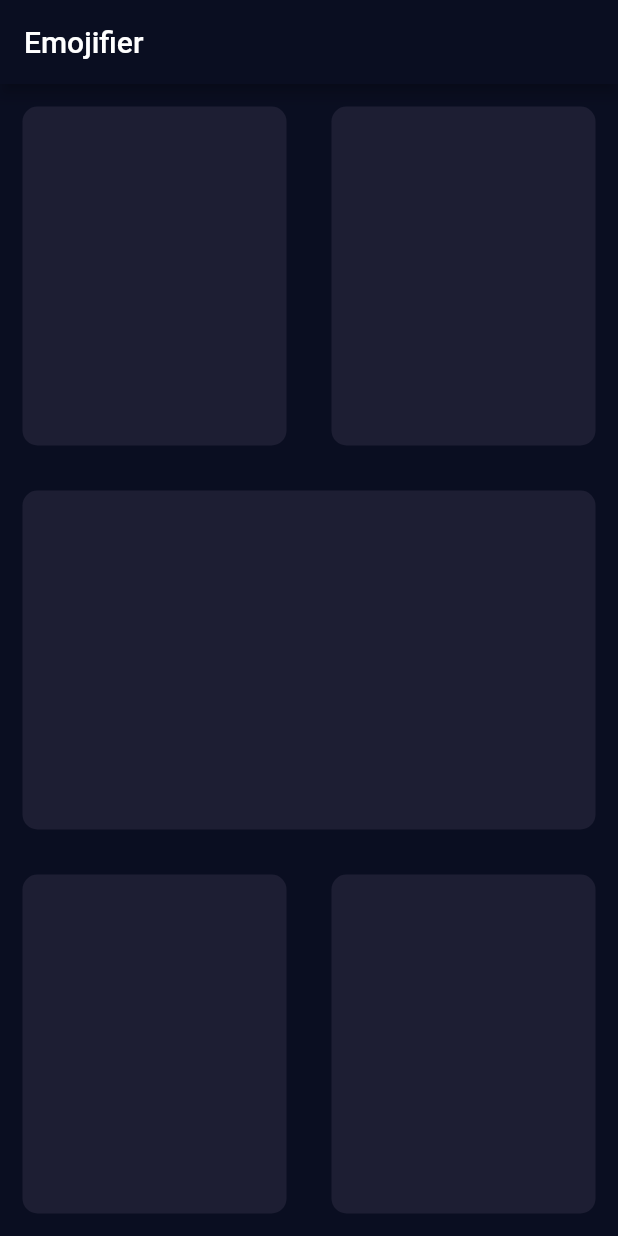
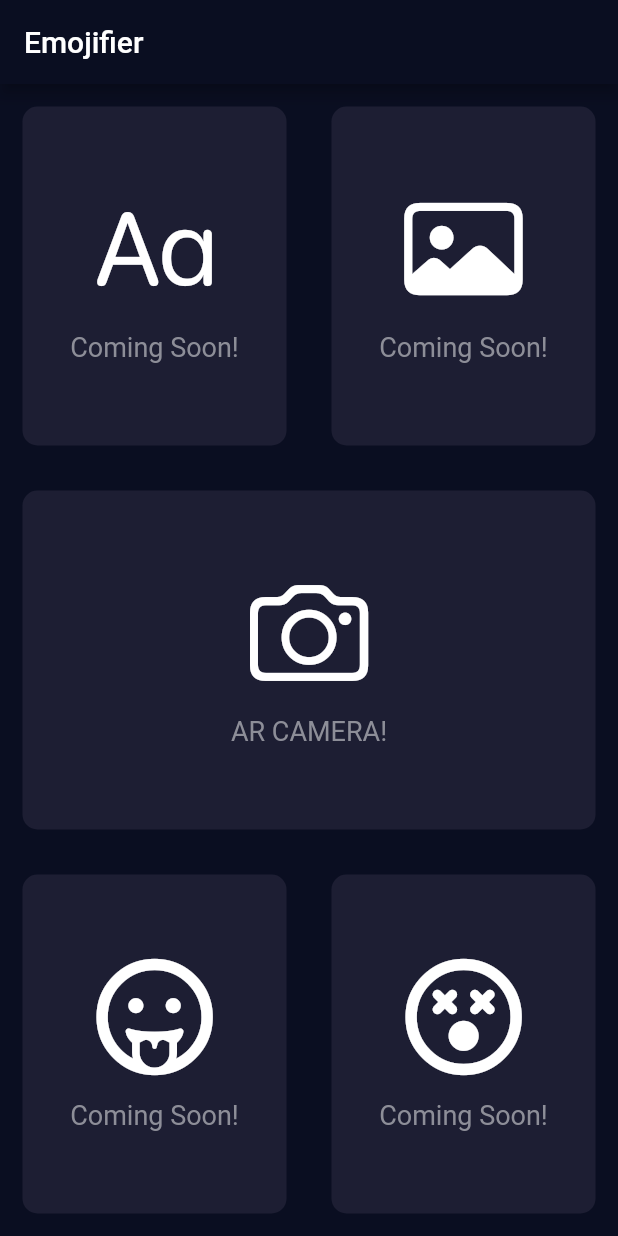
Before and after one commit to vincentho627/Emojifier-App, a Flutter app: the screen it shows after launch, on a phone screen of 412 x 824 dp. Run offline on Flutter 3.47's test engine with Material 2 defaults, Android fonts, the phone set to English and light mode, and no system bars; our stand-ins replace font_awesome_flutter.

Commit message:
added icons to the frontend buttons boosting UX

```diff
--- a/frontend/emojifier/lib/homePage.dart
+++ /dev/null
@@ -1,56 +0,0 @@
-import 'package:flutter/cupertino.dart';
-import 'package:flutter/material.dart';
-
-class HomePage extends StatefulWidget {
-  @override
-  State<StatefulWidget> createState() => _HomePage();
-}
-
-class _HomePage extends State<HomePage> {
-  @override
-  Widget build(BuildContext context) {
-    return Scaffold(
-      appBar: AppBar(
-        title: Text("Emojifier"),
-      ),
-      body: Column(
-        children: [
-          Expanded(
-            child: Row(
-              children: [
-                Expanded(child: ReusableCard()),
-                Expanded(child: ReusableCard())
-              ],
-            ),
-          ),
-          Expanded(
-            child: Row(
-              children: [
-                Expanded(child: ReusableCard()),
-              ],
-            ),
-          ),
-          Expanded(
-            child: Row(
-              children: [
-                Expanded(child: ReusableCard()),
-                Expanded(child: ReusableCard())
-              ],
-            ),
-          )
-        ],
-      ),
-    );
-  }
-}
-
-class ReusableCard extends StatelessWidget {
-  @override
-  Widget build(BuildContext context) {
-    return Container(
-      margin: EdgeInsets.all(15.0),
-      decoration: BoxDecoration(
-          color: Color(0xFF1D1E33), borderRadius: BorderRadius.circular(10.0)),
-    );
-  }
-}
--- /dev/null
+++ b/frontend/emojifier/lib/home_page.dart
@@ -0,0 +1,86 @@
+import 'package:emojifier/icon_content.dart';
+import 'package:emojifier/reusable_card.dart';
+import 'package:flutter/cupertino.dart';
+import 'package:flutter/material.dart';
+import 'package:font_awesome_flutter/font_awesome_flutter.dart';
+
+const primaryColor = Color(0xFF1D1E33);
+const comingSoon = "Coming Soon!";
+
+class HomePage extends StatefulWidget {
+  @override
+  State<StatefulWidget> createState() => _HomePage();
+}
+
+class _HomePage extends State<HomePage> {
+  @override
+  Widget build(BuildContext context) {
+    return Scaffold(
+      appBar: AppBar(
+        title: Text("Emojifier"),
+      ),
+      body: Column(
+        children: [
+          Expanded(
+            child: Row(
+              children: [
+                Expanded(
+                    child: ReusableCard(
+                  color: primaryColor,
+                  icon: IconContent(
+                    icon: CupertinoIcons.textformat_alt,
+                    text: comingSoon,
+                  ),
+                )),
+                Expanded(
+                    child: ReusableCard(
+                  color: primaryColor,
+                  icon: IconContent(
+                    icon: CupertinoIcons.photo,
+                    text: comingSoon,
+                  ),
+                ))
+              ],
+            ),
+          ),
+          Expanded(
+            child: Row(
+              children: [
+                Expanded(
+                    child: ReusableCard(
+                  color: primaryColor,
+                  icon: IconContent(
+                    icon: CupertinoIcons.camera,
+                    text: "AR CAMERA!",
+                  ),
+                )),
+              ],
+            ),
+          ),
+          Expanded(
+            child: Row(
+              children: [
+                Expanded(
+                    child: ReusableCard(
+                  color: primaryColor,
+                  icon: IconContent(
+                    icon: FontAwesomeIcons.grinTongue,
+                    text: comingSoon,
+                  ),
+                )),
+                Expanded(
+                    child: ReusableCard(
+                  color: primaryColor,
+                  icon: IconContent(
+                    icon: FontAwesomeIcons.dizzy,
+                    text: comingSoon,
+                  ),
+                ))
+              ],
+            ),
+          )
+        ],
+      ),
+    );
+  }
+}
--- /dev/null
+++ b/frontend/emojifier/lib/icon_content.dart
@@ -0,0 +1,32 @@
+import 'package:flutter/cupertino.dart';
+
+class IconContent extends StatelessWidget {
+
+  final IconData icon;
+  final String text;
+
+  const IconContent({this.icon, this.text});
+
+  @override
+  Widget build(BuildContext context) {
+    return Column(
+      mainAxisAlignment: MainAxisAlignment.center,
+      children: [
+        Icon(
+            icon,
+            size: 80.0
+        ),
+        SizedBox(
+          height: 15.0,
+        ),
+        Text(
+          text,
+          style: TextStyle(
+            fontSize: 18.0,
+            color: Color(0xFF8D8E98),
+          ),
+        )
+      ],
+    );
+  }
+}
--- a/frontend/emojifier/lib/main.dart
+++ b/frontend/emojifier/lib/main.dart
@@ -1,5 +1,7 @@
 import 'package:flutter/material.dart';
-import './homePage.dart';
+import './home_page.dart';
+
+const primaryColor = Color(0xFF0A0E21);
 
 void main() => runApp(
       MaterialApp(
@@ -12,8 +14,8 @@ class EmojiPage extends StatelessWidget {
   Widget build(BuildContext context) {
     return MaterialApp(
       theme: ThemeData.dark().copyWith(
-        primaryColor: Color(0xFF0A0E21),
-        scaffoldBackgroundColor: Color(0xFF0A0E21),
+        primaryColor: primaryColor,
+        scaffoldBackgroundColor: primaryColor,
       ),
       home: HomePage(),
     );
--- /dev/null
+++ b/frontend/emojifier/lib/reusable_card.dart
@@ -0,0 +1,21 @@
+import 'package:flutter/cupertino.dart';
+import 'icon_content.dart';
+
+class ReusableCard extends StatelessWidget {
+
+  final Color color;
+  final IconContent icon;
+
+  const ReusableCard({@required this.color, this.icon});
+
+  @override
+  Widget build(BuildContext context) {
+    return Container(
+      margin: EdgeInsets.all(15.0),
+      child: icon,
+      decoration: BoxDecoration(
+          color: color,
+          borderRadius: BorderRadius.circular(10.0)),
+    );
+  }
+}
--- a/frontend/emojifier/pubspec.yaml
+++ b/frontend/emojifier/pubspec.yaml
@@ -28,6 +28,7 @@ dependencies:
   # The following adds the Cupertino Icons font to your application.
   # Use with the CupertinoIcons class for iOS style icons.
   cupertino_icons: ^1.0.0
+  font_awesome_flutter: ^8.4.0
 
 dev_dependencies:
   flutter_test:
```
Also changed, not shown: frontend/emojifier/pubspec.lock.
